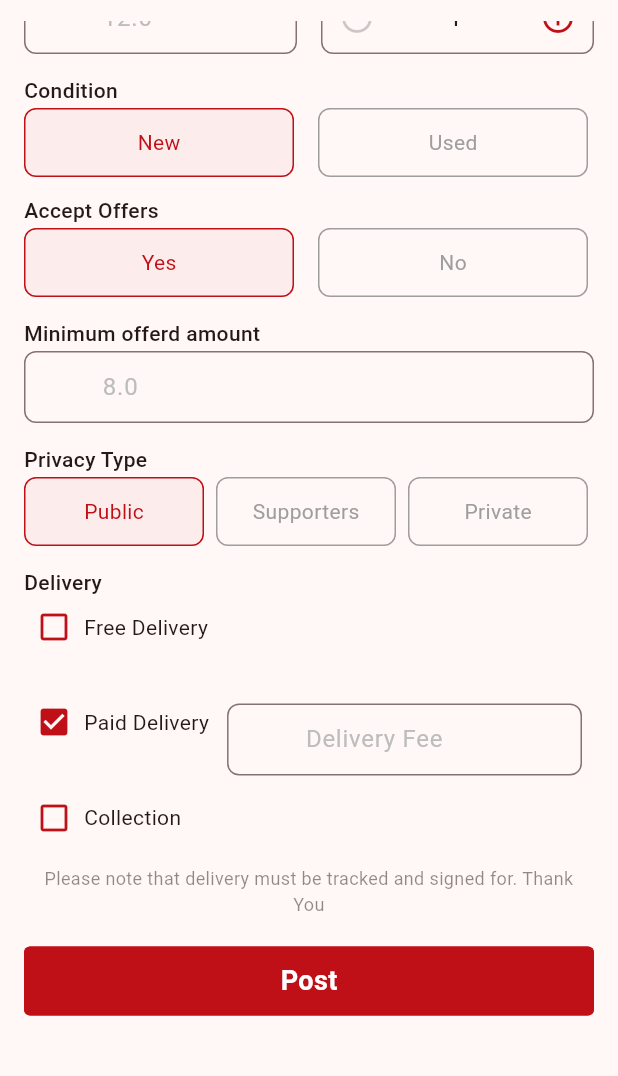
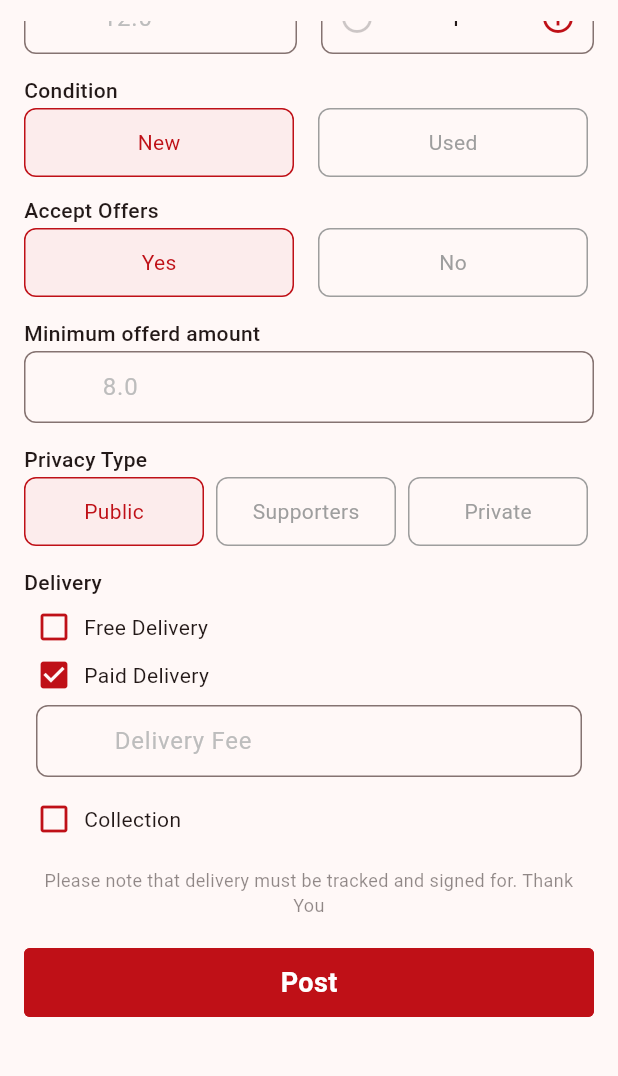
Before and after one commit to askabdulhaseeb/sellout_3.5, a Flutter app: the AddListingFormScreen screen opened by its route, scrolled down 576 dp, on a phone screen of 412 x 824 dp, the part 63-1139 px from its top. Run offline on Flutter 3.47's test engine with Material 3 defaults, Android fonts, the light colour scheme and no system bars; our stand-ins replace cached_network_image, dropdown_button2, flutter_dotenv, flutter_otp_text_field, hive, hive_flutter and 2 more; missing offline and left inert: photo_manager; accounts and stored records are empty.

Commit message:
Picked Photo Bug + Form Key on Location

```diff
--- a/lib/core/widgets/custom_radio_button_list_tile.dart
+++ b/lib/core/widgets/custom_radio_button_list_tile.dart
@@ -6,14 +6,14 @@ class CustomRadioButtonListTile<T> extends StatelessWidget {
     required this.selectedValue,
     required this.value,
     required this.onChanged,
-    this.trailing,
+    this.subtitle,
     super.key,
   });
   final String title;
   final T selectedValue;
   final T value;
   final void Function(T) onChanged;
-  final Widget? trailing;
+  final Widget? subtitle;
 
   @override
   Widget build(BuildContext context) {
@@ -25,7 +25,10 @@ class CustomRadioButtonListTile<T> extends StatelessWidget {
         padding: isSelected
             ? const EdgeInsets.symmetric(horizontal: 8)
             : const EdgeInsets.all(8.0),
-        child: Row(
+        child: Column(
+          crossAxisAlignment: CrossAxisAlignment.start,
+          children: <Widget>[
+            Row(
               crossAxisAlignment: CrossAxisAlignment.center,
               mainAxisSize: MainAxisSize.min,
               children: <Widget>[
@@ -35,8 +38,10 @@ class CustomRadioButtonListTile<T> extends StatelessWidget {
                 ),
                 const SizedBox(width: 8),
                 Text(title),
-            if (trailing != null) const SizedBox(width: 12),
-            if (trailing != null && isSelected) trailing!,
+              ],
+            ),
+            if (subtitle != null && isSelected)
+              subtitle ?? const Text('Something went wrong'),
           ],
         ),
       ),
--- a/lib/core/widgets/custom_textformfield.dart
+++ b/lib/core/widgets/custom_textformfield.dart
@@ -79,11 +79,12 @@ class CustomTextFormFieldState extends State<CustomTextFormField> {
         mainAxisSize: MainAxisSize.min,
         crossAxisAlignment: CrossAxisAlignment.start,
         children: <Widget>[
-          Text(
-            widget.labelText,
-            style: const TextStyle(fontWeight: FontWeight.w500),
-          ),
-          const SizedBox(height: 2),
+          if (widget.labelText.isNotEmpty)
+            Text(
+              widget.labelText,
+              style: const TextStyle(fontWeight: FontWeight.w500),
+            ),
+          if (widget.labelText.isNotEmpty) const SizedBox(height: 2),
           TextFormField(
             initialValue: widget.initialValue,
             controller: widget._controller,
--- a/lib/features/attachment_selection/selectable_attachment/domain/picked_attachment.dart
+++ b/lib/features/attachment_selection/selectable_attachment/domain/picked_attachment.dart
@@ -13,5 +13,5 @@ class PickedAttachment {
 
   final File file;
   final AttachmentType type;
-  final List<AssetEntity>? selectedMedia;
+  final AssetEntity? selectedMedia;
 }
--- a/lib/features/attachment_selection/selectable_attachment/screens/pickable_attachment_screen.dart
+++ b/lib/features/attachment_selection/selectable_attachment/screens/pickable_attachment_screen.dart
@@ -38,9 +38,8 @@ class _PickableAttachmentScreenState extends State<PickableAttachmentScreen> {
   @override
   void initState() {
     super.initState();
-    // Provider.of<PickedMediaProvider>(context, listen: false).setOption(
-    //   widget.option ?? PickableAttachmentOption(),
-    // );
+    Provider.of<PickedMediaProvider>(context, listen: false)
+        .setOption(widget.option);
     _requestPermissionAndLoad();
   }
 
--- a/lib/features/listing/add_listing_form/view/screens/form/add_item_form.dart
+++ b/lib/features/listing/add_listing_form/view/screens/form/add_item_form.dart
@@ -15,7 +15,9 @@ class AddItemForm extends StatelessWidget {
   Widget build(BuildContext context) {
     return Consumer<AddListingFormProvider>(
       builder: (BuildContext context, AddListingFormProvider formPro, _) {
-        return ListView(
+        return Form(
+          key: formPro.itemKey,
+          child: ListView(
             keyboardDismissBehavior: ScrollViewKeyboardDismissBehavior.onDrag,
             children: const <Widget>[
               AddListingBasicInfoSection(),
@@ -25,6 +27,7 @@ class AddItemForm extends StatelessWidget {
               AddListingDeliverySelectionWidget(),
               AddListingPostButtonWidget(),
             ],
+          ),
         );
       },
     );
--- a/lib/features/listing/add_listing_form/view/widgets/core/add_listing_condition_offer_section.dart
+++ b/lib/features/listing/add_listing_form/view/widgets/core/add_listing_condition_offer_section.dart
@@ -7,6 +7,7 @@ import '../../../../../../core/sources/local/core/local_state.dart';
 import '../../../../../../core/utilities/app_validators.dart';
 import '../../../../../../core/widgets/custom_textformfield.dart';
 import '../../../../../../core/widgets/custom_toggle_switch.dart';
+import '../../../data/sources/get_access_code_api.dart';
 import '../../providers/add_listing_form_provider.dart';
 
 class AddListingConditionOfferSection extends StatelessWidget {
@@ -55,6 +56,37 @@ class AddListingConditionOfferSection extends StatelessWidget {
               initialValue: formPro.privacy,
               onToggle: formPro.setPrivacy,
             ),
+            if (formPro.privacy == ProductPrivacyType.private)
+              FutureBuilder<String?>(
+                future: GetAccessCodeApi().getCode(oldCode: formPro.accessCode),
+                initialData: formPro.accessCode,
+                builder: (
+                  BuildContext context,
+                  AsyncSnapshot<String?> snapshot,
+                ) {
+                  if (snapshot.hasData && snapshot.data != null) {
+                    formPro.setAccessCode(snapshot.data!);
+                  }
+                  return Container(
+                    width: double.infinity,
+                    padding: const EdgeInsets.symmetric(vertical: 8),
+                    margin: const EdgeInsets.symmetric(vertical: 8),
+                    decoration: BoxDecoration(
+                      color: Theme.of(context).primaryColor.withOpacity(0.06),
+                      borderRadius: BorderRadius.circular(8),
+                    ),
+                    child: Text(
+                      'Access code: ${snapshot.data ?? '...'}',
+                      textAlign: TextAlign.center,
+                      style: TextStyle(
+                        fontSize: 18,
+                        fontWeight: FontWeight.w500,
+                        color: Theme.of(context).primaryColor,
+                      ),
+                    ),
+                  );
+                },
+              ),
           ],
         );
       },
--- a/lib/features/listing/add_listing_form/view/widgets/core/add_listing_delivery_selection_widget.dart
+++ b/lib/features/listing/add_listing_form/view/widgets/core/add_listing_delivery_selection_widget.dart
@@ -5,6 +5,7 @@ import '../../../../../../core/enums/listing/product_delivery_type.dart';
 import '../../../../../../core/sources/local/core/local_state.dart';
 import '../../../../../../core/widgets/custom_radio_button_list_tile.dart';
 import '../../../../../../core/widgets/custom_textformfield.dart';
+import '../../../../../../core/widgets/location_input_button.dart';
 import '../../providers/add_listing_form_provider.dart';
 
 class AddListingDeliverySelectionWidget extends StatelessWidget {
@@ -34,13 +35,18 @@ class AddListingDeliverySelectionWidget extends StatelessWidget {
             selectedValue: formPro.deliveryType,
             value: ProductDeliveryType.delivery,
             onChanged: formPro.setDeliveryType,
-            trailing: Expanded(
-              child: CustomTextFormField(
-                controller: formPro.deliveryFee,
-                keyboardType: TextInputType.number,
-                hint: 'Delivery Fee',
-                prefixText: LocalState.getCurrency(),
-              ),
+            subtitle: CustomTextFormField(
+              controller: formPro.deliveryFee,
+              keyboardType: TextInputType.number,
+              hint: 'Delivery Fee',
+              autoFocus: true,
+              prefixText: LocalState.getCurrency(),
+              contentPadding: EdgeInsets.zero,
+              validator: (String? value) =>
+                  formPro.deliveryType == ProductDeliveryType.delivery &&
+                          (value?.isEmpty ?? true)
+                      ? 'Delivery Fee is required'
+                      : null,
             ),
           ),
           CustomRadioButtonListTile<ProductDeliveryType>(
@@ -48,6 +54,13 @@ class AddListingDeliverySelectionWidget extends StatelessWidget {
             selectedValue: formPro.deliveryType,
             value: ProductDeliveryType.collocation,
             onChanged: formPro.setDeliveryType,
+            subtitle: LocationInputButton(
+              validator: (bool? value) =>
+                  formPro.deliveryType == ProductDeliveryType.collocation &&
+                          (value == null)
+                      ? 'Location is required'
+                      : null,
+            ),
           ),
         ],
       );
```
Also changed, not shown: lib/core/utilities/app_validators.dart (+5 -15 lines), lib/core/widgets/custom_dropdown_widget.dart (+39 -24 lines), lib/core/widgets/location_input_button.dart (added, +57 -0 lines), lib/features/attachment_selection/selectable_attachment/providers/picked_media_provider.dart (+5 -4 lines), lib/features/listing/add_listing_form/data/sources/get_access_code_api.dart (added, +29 -0 lines), lib/features/listing/add_listing_form/view/providers/add_listing_form_provider.dart (+142 -5 lines), lib/main.dart (+6 -3 lines), pubspec.lock, 1 other file. Lines whose indentation alone changed are shown as unchanged.
